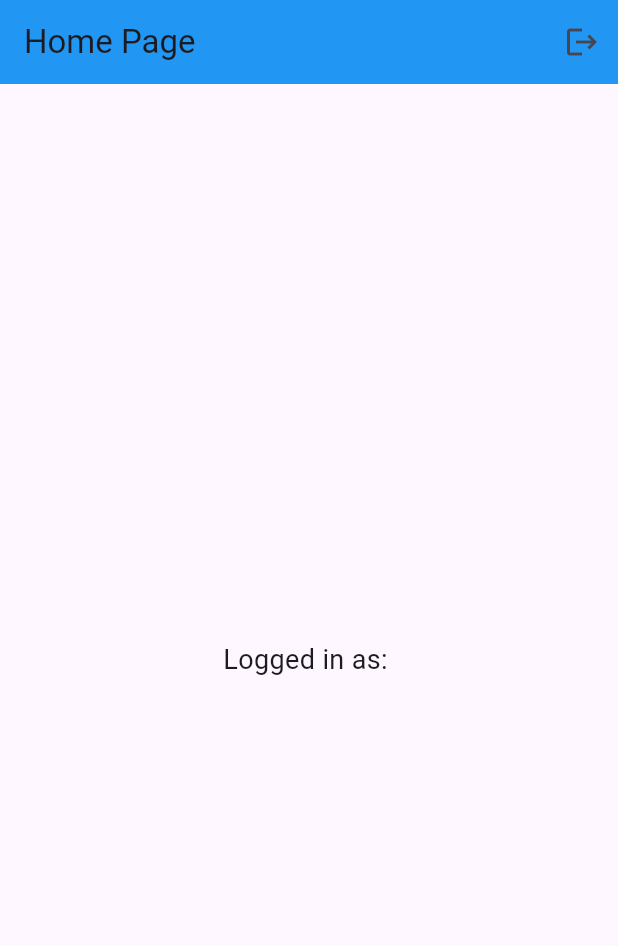
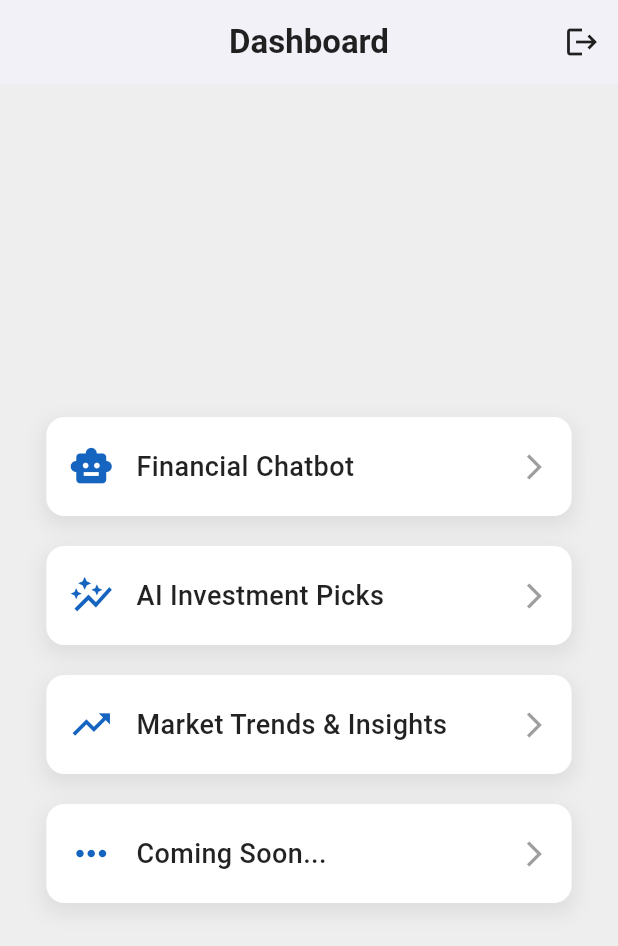
Before and after one commit to Vruxak21/TradeFlow, a Flutter app: the screen it shows once a user with an empty profile is signed in, on a phone screen of 412 x 824 dp. Shown: the top 946 px of the screen. Run offline on Flutter 3.47's test engine with Material 3 defaults, Android fonts, the phone set to English and light mode, and no system bars; our stand-ins replace firebase_auth, firebase_core, google_sign_in; accounts and stored records are empty.

Commit message:
gemini chatbot

```diff
--- a/my_app/lib/home_page.dart
+++ b/my_app/lib/home_page.dart
@@ -1,6 +1,10 @@
 import 'package:firebase_auth/firebase_auth.dart';
 import 'package:flutter/material.dart';
 import 'package:google_sign_in/google_sign_in.dart';
+import 'package:my_app/pages/page1.dart';
+import 'package:my_app/pages/page2.dart';
+import 'package:my_app/pages/page3.dart';
+import 'package:my_app/pages/page4.dart';
 
 class HomePage extends StatelessWidget {
   const HomePage({super.key});
@@ -10,49 +14,93 @@ class HomePage extends StatelessWidget {
     await GoogleSignIn().signOut();
   }
 
+  void navigateToPage(BuildContext context, Widget page) {
+    Navigator.push(
+      context,
+      MaterialPageRoute(builder: (context) => page),
+    );
+  }
+
   @override
   Widget build(BuildContext context) {
     return Scaffold(
+      backgroundColor: Colors.grey[200], // Professional light theme
       appBar: AppBar(
-        title: const Text("Home Page"),
-        backgroundColor: Colors.blue,
+        title: const Text(
+          "Dashboard",
+          style: TextStyle(
+              fontSize: 22, fontWeight: FontWeight.w600, color: Colors.black87),
+        ),
+        centerTitle: true,
+        backgroundColor: Colors.white,
+        elevation: 3,
         actions: [
           IconButton(
             onPressed: signUserOut,
-            icon: const Icon(Icons.logout),
+            icon: const Icon(Icons.logout, color: Colors.black87),
           ),
         ],
       ),
-      body: StreamBuilder<User?>(
-        stream: FirebaseAuth.instance.authStateChanges(),
-        builder: (context, snapshot) {
-          if (snapshot.connectionState == ConnectionState.waiting) {
-            return const Center(child: CircularProgressIndicator());
-          }
+      body: Center(
+        child: Column(
+          mainAxisAlignment: MainAxisAlignment.center,
+          children: [
+            buildOptionContainer(context, "Financial Chatbot",
+                 Page1(), Icons.smart_toy),
+            const SizedBox(height: 20),
+            buildOptionContainer(context, "AI Investment Picks", const Page2(),
+                Icons.auto_graph),
+            const SizedBox(height: 20),
+            buildOptionContainer(context, "Market Trends & Insights",
+                const Page3(), Icons.trending_up),
+            const SizedBox(height: 20),
+            buildOptionContainer(
+                context, "Coming Soon...", const Page4(), Icons.more_horiz),
+          ],
+        ),
+      ),
+    );
+  }
 
-          if (snapshot.hasError) {
-            return Center(child: Text('Error: ${snapshot.error}'));
-          }
-
-          if (!snapshot.hasData) {
-            return const Center(child: Text('No user logged in'));
-          }
-
-          final user = snapshot.data;
-
-          return Center(
-            child: Column(
-              mainAxisAlignment: MainAxisAlignment.center,
-              crossAxisAlignment: CrossAxisAlignment.center,
-              children: [
-                Text(
-                  "Logged in as: ${user?.email ?? "Unknown"}",
-                  style: const TextStyle(fontSize: 18),
+  Widget buildOptionContainer(
+      BuildContext context, String title, Widget page, IconData icon) {
+    return GestureDetector(
+      onTap: () => navigateToPage(context, page),
+      child: Container(
+        width: MediaQuery.of(context).size.width * 0.85,
+        padding: const EdgeInsets.symmetric(vertical: 18, horizontal: 15),
+        decoration: BoxDecoration(
+          color: Colors.white,
+          borderRadius: BorderRadius.circular(12),
+          boxShadow: [
+            BoxShadow(
+              color: Colors.grey.withOpacity(0.2),
+              blurRadius: 10,
+              spreadRadius: 2,
+              offset: const Offset(0, 5),
+            ),
+          ],
+        ),
+        child: Row(
+          children: [
+            Icon(icon, color: Colors.blue[800], size: 30),
+            const SizedBox(width: 15),
+            Expanded(
+              // Added Expanded here
+              child: Text(
+                title,
+                style: const TextStyle(
+                  color: Colors.black87,
+                  fontSize: 18,
+                  fontWeight: FontWeight.w500,
                 ),
-              ],
+                overflow: TextOverflow.ellipsis, // Prevents overflow
+                maxLines: 1, // Ensures text remains in a single line
+              ),
             ),
-          );
-        },
+            const Icon(Icons.arrow_forward_ios, color: Colors.grey, size: 20),
+          ],
+        ),
       ),
     );
   }
```
Also changed, not shown: my_app/lib/pages/page1.dart (added, +152 -0 lines), my_app/lib/pages/page2.dart (added, +16 -0 lines), my_app/lib/pages/page3.dart (added, +16 -0 lines), my_app/lib/pages/page4.dart (added, +16 -0 lines).
